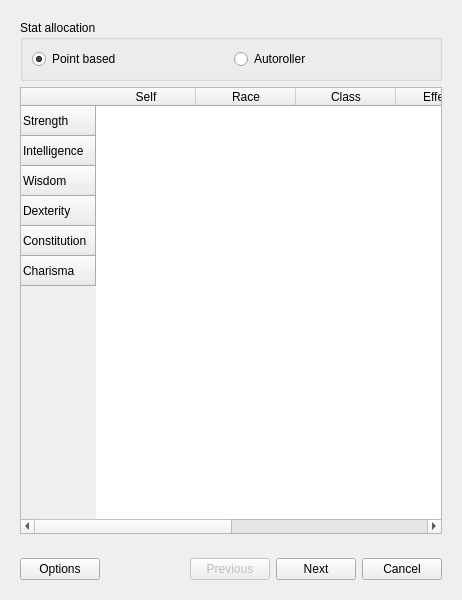
Above: NPPQT/src/birthdialog.ui from nppangband/NPPAngband before the change. Below: the same form after it.
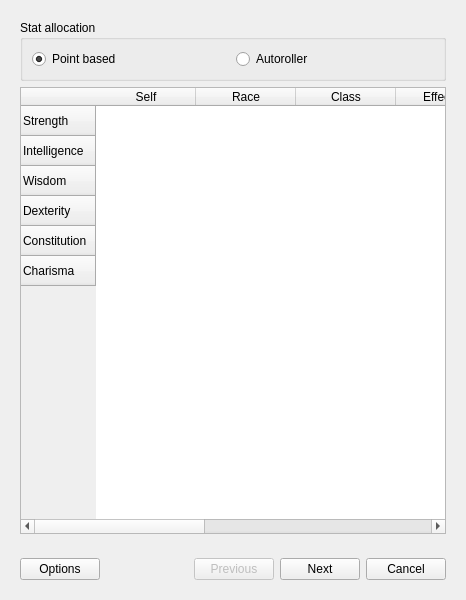
That is the form after the change. The open tabs and pages were chosen to show the change.

Diff of the .ui file:
```diff
--- a/NPPQT/src/birthdialog.ui
+++ b/NPPQT/src/birthdialog.ui
@@ -6,7 +6,7 @@
    <rect>
     <x>0</x>
     <y>0</y>
-    <width>462</width>
+    <width>466</width>
     <height>600</height>
    </rect>
   </property>
@@ -335,6 +335,11 @@
            <string>Cost</string>
           </property>
          </column>
+         <column>
+          <property name="text">
+           <string>Actions</string>
+          </property>
+         </column>
          <item row="0" column="0">
           <property name="text">
            <string/>
```
